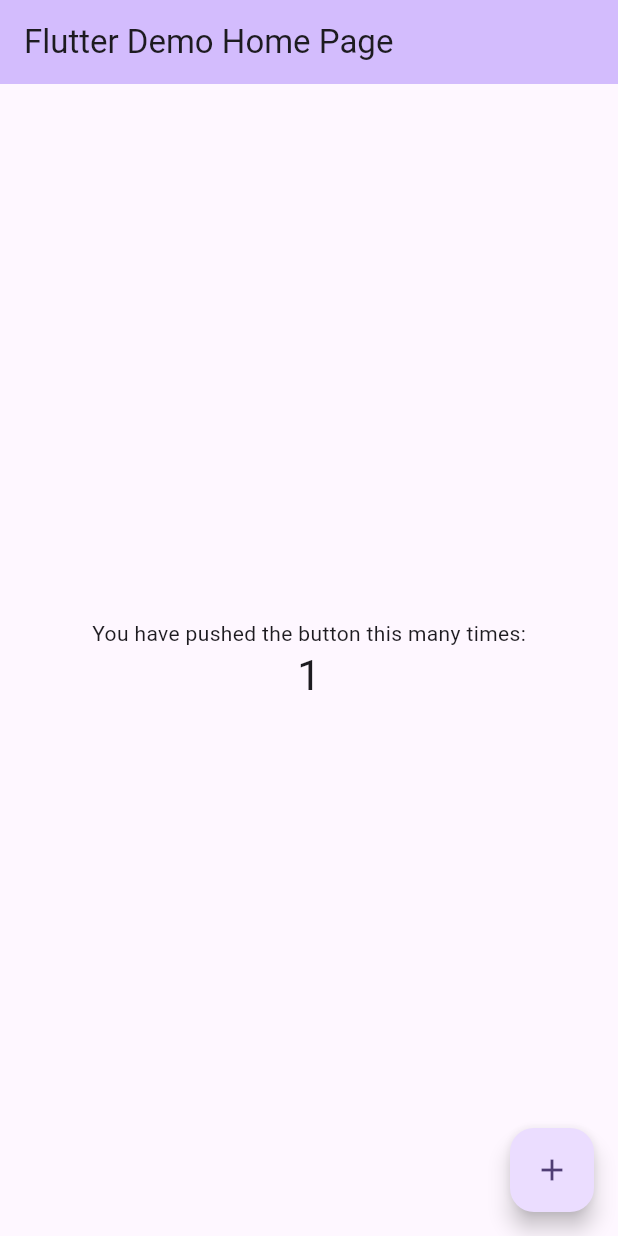
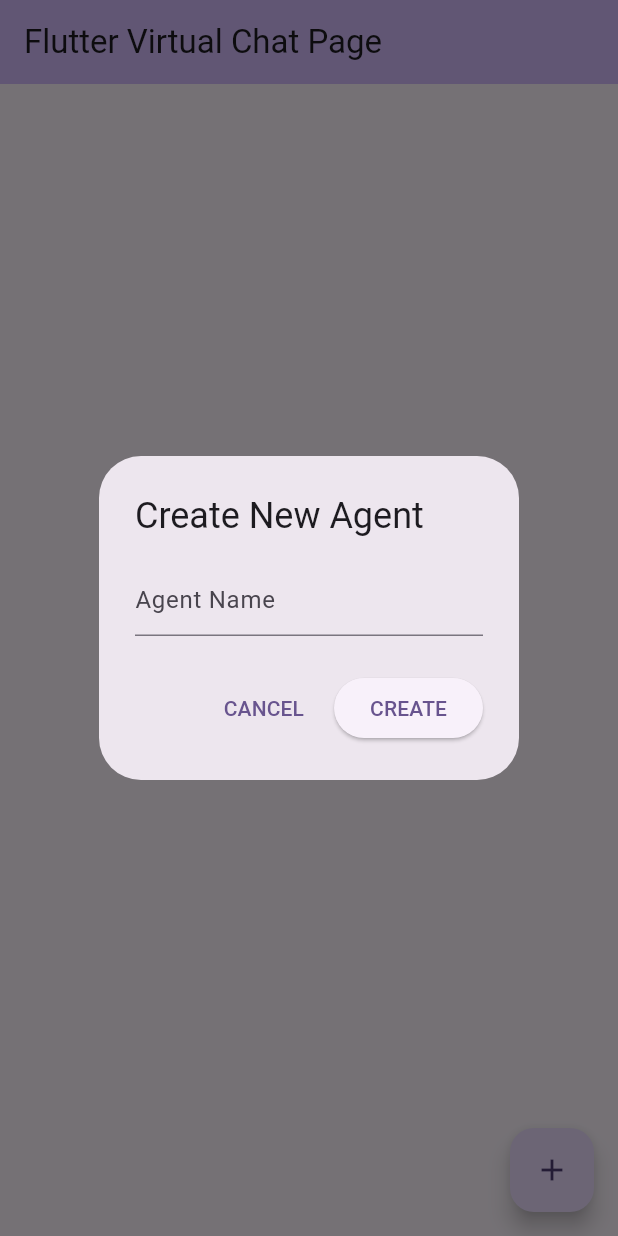
Before and after one commit to aliyazdi75/virtual_chat, a Flutter app: the screen it shows after launch, after a tap on the "add" icon, on a phone screen of 412 x 824 dp. Run offline on Flutter 3.47's test engine with Material 3 defaults, Android fonts, the light colour scheme and no system bars; our stand-ins replace hive, hive_flutter; accounts and stored records are empty.

Commit message:
add openai service and models and ui to chat with an agent

```diff
--- /dev/null
+++ b/lib/data/agent.dart
@@ -0,0 +1,27 @@
+import 'package:hive/hive.dart';
+
+part 'agent.g.dart';
+
+const agentKey = 'agent';
+
+@HiveType(typeId: 0)
+class Agent {
+  @HiveField(0)
+  String id;
+  @HiveField(1)
+  String name;
+
+  Agent({required this.id, required this.name});
+
+  factory Agent.fromJson(Map<String, dynamic> json) {
+    return Agent(
+      id: json['id'],
+      name: json['name'],
+    );
+  }
+
+  Map<String, dynamic> toJson() => {
+        'id': id,
+        'name': name,
+      };
+}
--- /dev/null
+++ b/lib/data/message.dart
@@ -0,0 +1,35 @@
+import 'package:hive/hive.dart';
+
+part 'message.g.dart';
+
+const messageKey = 'message';
+
+@HiveType(typeId: 1)
+class Message {
+  @HiveField(0)
+  bool sentByMe;
+  @HiveField(1)
+  String text;
+  @HiveField(2)
+  DateTime time;
+
+  Message({
+    required this.sentByMe,
+    required this.text,
+    required this.time,
+  });
+
+  factory Message.fromJson(Map<String, dynamic> json) {
+    return Message(
+      sentByMe: json['sentByMe'],
+      text: json['text'],
+      time: DateTime.parse(json['time']),
+    );
+  }
+
+  Map<String, dynamic> toJson() => {
+        'sentByMe': sentByMe,
+        'text': text,
+        'time': time.toIso8601String(),
+      };
+}
--- a/lib/main.dart
+++ b/lib/main.dart
@@ -1,125 +1,126 @@
 import 'package:flutter/material.dart';
+import 'package:hive_flutter/adapters.dart';
 
-void main() {
-  runApp(const MyApp());
+import 'data/agent.dart';
+import 'data/message.dart';
+import 'presentation/screens/chat.dart';
+
+Future<void> main() async {
+  await Hive.initFlutter();
+  Hive
+    ..registerAdapter(AgentAdapter())
+    ..registerAdapter(MessageAdapter());
+  var agentBox = await Hive.openBox<Agent>('agentBox');
+  var messageBox = await Hive.openBox<Message>('messageBox');
+  runApp(MyApp(
+    agentBox: agentBox,
+    messageBox: messageBox,
+  ));
 }
 
 class MyApp extends StatelessWidget {
-  const MyApp({super.key});
+  const MyApp({
+    super.key,
+    required this.agentBox,
+    required this.messageBox,
+  });
 
-  // This widget is the root of your application.
+  final Box<Agent> agentBox;
+  final Box<Message> messageBox;
+
   @override
   Widget build(BuildContext context) {
     return MaterialApp(
-      title: 'Flutter Demo',
+      title: 'Virtual Chat',
       theme: ThemeData(
-        // This is the theme of your application.
-        //
-        // TRY THIS: Try running your application with "flutter run". You'll see
-        // the application has a purple toolbar. Then, without quitting the app,
-        // try changing the seedColor in the colorScheme below to Colors.green
-        // and then invoke "hot reload" (save your changes or press the "hot
-        // reload" button in a Flutter-supported IDE, or press "r" if you used
-        // the command line to start the app).
-        //
-        // Notice that the counter didn't reset back to zero; the application
-        // state is not lost during the reload. To reset the state, use hot
-        // restart instead.
-        //
-        // This works for code too, not just values: Most code changes can be
-        // tested with just a hot reload.
         colorScheme: ColorScheme.fromSeed(seedColor: Colors.deepPurple),
         useMaterial3: true,
       ),
-      home: const MyHomePage(title: 'Flutter Demo Home Page'),
+      home: MyHomePage(
+        title: 'Flutter Virtual Chat Page',
+        agentBox: agentBox,
+        messageBox: messageBox,
+      ),
     );
   }
 }
 
-class MyHomePage extends StatefulWidget {
-  const MyHomePage({super.key, required this.title});
-
-  // This widget is the home page of your application. It is stateful, meaning
-  // that it has a State object (defined below) that contains fields that affect
-  // how it looks.
-
-  // This class is the configuration for the state. It holds the values (in this
-  // case the title) provided by the parent (in this case the App widget) and
-  // used by the build method of the State. Fields in a Widget subclass are
-  // always marked "final".
+class MyHomePage extends StatelessWidget {
+  const MyHomePage({
+    super.key,
+    required this.title,
+    required this.agentBox,
+    required this.messageBox,
+  });
 
   final String title;
+  final Box<Agent> agentBox;
+  final Box<Message> messageBox;
 
-  @override
-  State<MyHomePage> createState() => _MyHomePageState();
+  Future<void> _makeAnAgentDialog(BuildContext context) async {
+    var nameController = TextEditingController();
+    showDialog(
+      context: context,
+      builder: (context) {
+        return AlertDialog(
+          title: const Text('Create New Agent'),
+          content: TextField(
+            controller: nameController,
+            decoration: const InputDecoration(hintText: "Agent Name"),
+          ),
+          actions: <Widget>[
+            TextButton(
+              child: const Text('CANCEL'),
+              onPressed: () {
+                Navigator.of(context).pop();
+              },
+            ),
+            ElevatedButton(
+              child: const Text('CREATE'),
+              onPressed: () {
+                var name = nameController.text;
+                if (name.isNotEmpty) {
+                  var agent = Agent(id: DateTime.now().toString(), name: name);
+                  agentBox.put(agentKey, agent);
+                  Navigator.of(context).pop(true);
                 }
-
-class _MyHomePageState extends State<MyHomePage> {
-  int _counter = 0;
-
-  void _incrementCounter() {
-    setState(() {
-      // This call to setState tells the Flutter framework that something has
-      // changed in this State, which causes it to rerun the build method below
-      // so that the display can reflect the updated values. If we changed
-      // _counter without calling setState(), then the build method would not be
-      // called again, and so nothing would appear to happen.
-      _counter++;
-    });
+              },
+            ),
+          ],
+        );
+      },
+    );
   }
 
   @override
   Widget build(BuildContext context) {
-    // This method is rerun every time setState is called, for instance as done
-    // by the _incrementCounter method above.
-    //
-    // The Flutter framework has been optimized to make rerunning build methods
-    // fast, so that you can just rebuild anything that needs updating rather
-    // than having to individually change instances of widgets.
+    return ValueListenableBuilder(
+      valueListenable: agentBox.listenable(),
+      builder: (context, agentBox, child) {
+        var agent = agentBox.get(agentKey);
         return Scaffold(
           appBar: AppBar(
-        // TRY THIS: Try changing the color here to a specific color (to
-        // Colors.amber, perhaps?) and trigger a hot reload to see the AppBar
-        // change color while the other colors stay the same.
             backgroundColor: Theme.of(context).colorScheme.inversePrimary,
-        // Here we take the value from the MyHomePage object that was created by
-        // the App.build method, and use it to set our appbar title.
-        title: Text(widget.title),
+            title: Text(title),
           ),
           body: Center(
-        // Center is a layout widget. It takes a single child and positions it
-        // in the middle of the parent.
-        child: Column(
-          // Column is also a layout widget. It takes a list of children and
-          // arranges them vertically. By default, it sizes itself to fit its
-          // children horizontally, and tries to be as tall as its parent.
-          //
-          // Column has various properties to control how it sizes itself and
-          // how it positions its children. Here we use mainAxisAlignment to
-          // center the children vertically; the main axis here is the vertical
-          // axis because Columns are vertical (the cross axis would be
-          // horizontal).
-          //
-          // TRY THIS: Invoke "debug painting" (choose the "Toggle Debug Paint"
-          // action in the IDE, or press "p" in the console), to see the
-          // wireframe for each widget.
-          mainAxisAlignment: MainAxisAlignment.center,
-          children: <Widget>[
-            const Text(
-              'You have pushed the button this many times:',
+            child: agent == null
+                ? const Text(
+                    'Please add an agent',
+                  )
+                : ChatPage(messageBox: messageBox),
           ),
-            Text(
-              '$_counter',
-              style: Theme.of(context).textTheme.headlineMedium,
-            ),
-          ],
-        ),
-      ),
-      floatingActionButton: FloatingActionButton(
-        onPressed: _incrementCounter,
-        tooltip: 'Increment',
+          floatingActionButton: agent != null
+              ? null
+              : FloatingActionButton(
+                  onPressed: () {
+                    _makeAnAgentDialog(context);
+                  },
+                  tooltip: 'Add an agent',
                   child: const Icon(Icons.add),
                 ), // This trailing comma makes auto-formatting nicer for build methods.
         );
+      },
+    );
   }
 }
```
Also changed, not shown: lib/presentation/screens/chat.dart (added, +109 -0 lines), lib/presentation/widgets/message.dart (added, +21 -0 lines), lib/services/openai.dart (added, +42 -0 lines), pubspec.yaml (+8 -73 lines), lib/data/agent.g.dart (added), lib/data/message.g.dart (added), pubspec.lock, 12 other files. Lines whose indentation alone changed are shown as unchanged.
